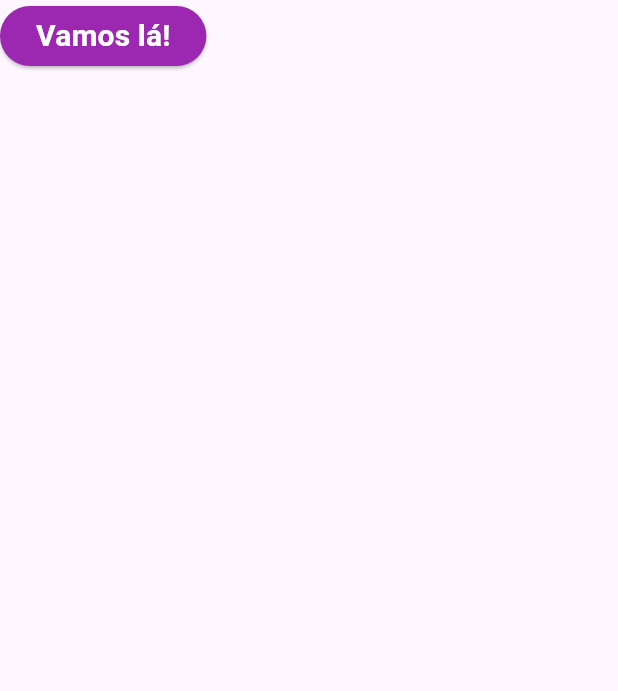
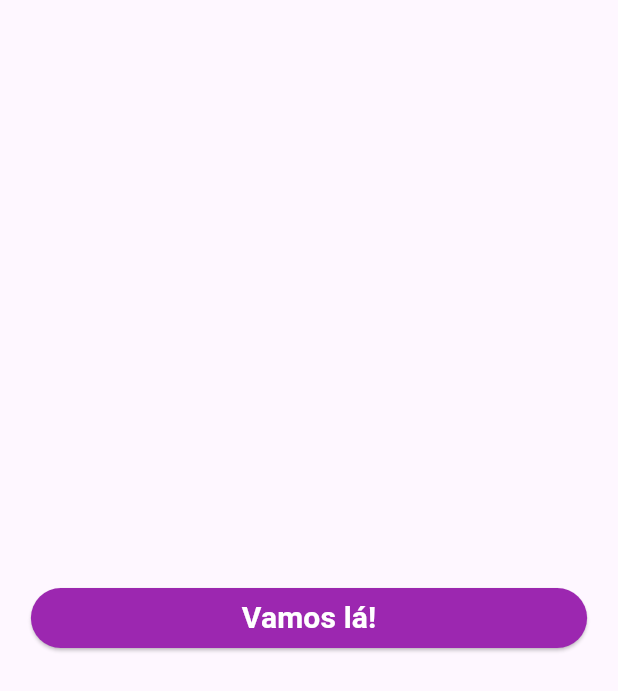
Before and after one commit to ruanjanau/my_books, a Flutter app: the PrimaryButton widget shown alone on an empty page, opened directly, on a phone screen of 412 x 824 dp. Shown: the top 691 px of the screen. Run offline on Flutter 3.47's test engine with Material 3 defaults, Android fonts, the phone set to English and light mode, and no system bars; our stand-ins replace dio, flutter_screenutil, flutter_svg, get, loading_animation_widget, lottie and 1 more; missing offline and left inert: flutter_carousel_intro, grock; network calls fail.

Commit message:
corrigindo tela home e details

```diff
--- a/lib/src/core/components/primary_button.dart
+++ b/lib/src/core/components/primary_button.dart
@@ -2,19 +2,29 @@ import 'package:flutter/material.dart';
 
 class PrimaryButton extends StatelessWidget {
   final String tittle;
+  final double? width;
   final Color? color;
   final VoidCallback? onPressed;
   const PrimaryButton({
     super.key,
     required this.tittle,
+    this.width,
     this.color,
     this.onPressed,
   });
 
   @override
   Widget build(BuildContext context) {
-    return ElevatedButton(
-      style: ElevatedButton.styleFrom(backgroundColor: color ?? Colors.blue),
+    return Center(
+      child: SizedBox(
+        width: width ?? MediaQuery.of(context).size.width * 0.9,
+        child: ElevatedButton(
+          style: ElevatedButton.styleFrom(
+            backgroundColor: color ?? Colors.blue,
+            shape: RoundedRectangleBorder(
+              borderRadius: BorderRadius.circular(20),
+            ),
+          ),
           onPressed: onPressed,
           child: Text(
             tittle,
@@ -24,6 +34,8 @@ class PrimaryButton extends StatelessWidget {
               fontWeight: FontWeight.bold,
             ),
           ),
+        ),
+      ),
     );
   }
 }
--- a/lib/src/modules/details/models/detail_model.dart
+++ b/lib/src/modules/details/models/detail_model.dart
@@ -42,7 +42,11 @@ class DetailModel {
         DateTime.parse(json['volumeInfo']['publishedDate'] ?? ''),
       ),
       pageCount: json['volumeInfo']['pageCount'] ?? 0,
-      rating: json['volumeInfo']['averageRating'] ?? 0.0,
+      rating: json['volumeInfo']['averageRating'] is double
+          ? json['volumeInfo']['averageRating']
+          : json['volumeInfo']['averageRating'] is int
+              ? json['volumeInfo']['averageRating'].toDouble()
+              : 0.0,
       author: authors != null ? List<String>.from(authors) : ['unknown Author'],
       thumbnail: imageLinks != null && imageLinks['medium'] != null
           ? imageLinks['medium']
--- a/lib/src/modules/details/widgets/info_by_book_tile.dart
+++ b/lib/src/modules/details/widgets/info_by_book_tile.dart
@@ -9,14 +9,14 @@ class InfoByBookTile extends StatelessWidget {
   @override
   Widget build(BuildContext context) {
     return Column(
-      mainAxisAlignment: MainAxisAlignment.center,
+      crossAxisAlignment: CrossAxisAlignment.start,
       children: [
         Text(
           title,
           style: const TextStyle(
             fontWeight: FontWeight.w500,
             fontSize: 18,
-            color: Colors.amber,
+            color: Colors.white,
           ),
         ),
         Text(
--- a/lib/src/modules/home/controllers/controllers.dart
+++ b/lib/src/modules/home/controllers/controllers.dart
@@ -0,0 +1 @@
+export 'home_controller.dart';
--- a/lib/src/modules/home/controllers/home_controller.dart
+++ b/lib/src/modules/home/controllers/home_controller.dart
@@ -15,6 +15,10 @@ class HomeController extends GetxController {
     searchBooks('');
   }
 
+  void refreshBooks() {
+    searchBooks('');
+  }
+
   Future<void> searchBooks(String search) async {
     isLoading.value = true;
     final books = await homeRepository.searchBooks(search);
```
Also changed, not shown: lib/src/modules/details/detail_page.dart (+6 -2 lines), lib/src/modules/home/home_page.dart (+8 -1 lines). Lines whose indentation alone changed are shown as unchanged.
